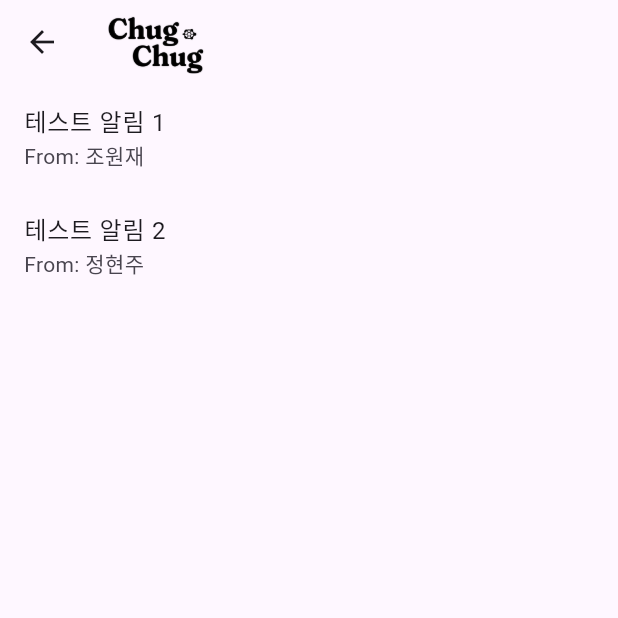
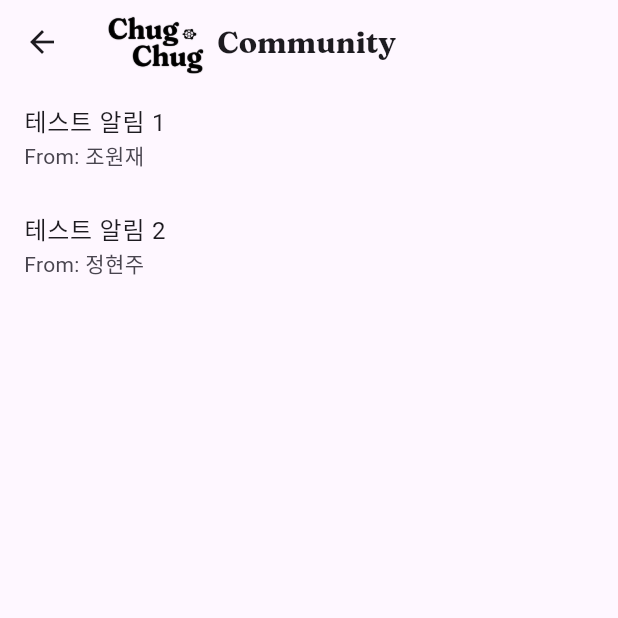
Before and after one commit to jhj04/ChugChug, a Flutter app: the CommunityPage screen opened directly, after a tap on the "notifications" icon, on a phone screen of 412 x 824 dp, the top half of it. Run offline on Flutter 3.47's test engine with Material 3 defaults, Android fonts, the light colour scheme and no system bars.

Commit message:
Added Font, Changed AppBar

```diff
--- a/lib/Community.dart
+++ b/lib/Community.dart
@@ -1,3 +1,5 @@
+import 'dart:ui';
+
 import 'package:chugchug/Community/CommunityNotifications.dart';
 import 'package:chugchug/Community/PostSearchPage.dart';
 import 'package:flutter/material.dart';
@@ -9,7 +11,24 @@ class CommunityPage extends StatelessWidget {
     return Scaffold(
       appBar: AppBar(
         centerTitle: false, // Left-align the title
-        title: Image.asset('assets/chugchug.png', fit: BoxFit.contain, height: 50,),
+        title: Row(
+          children: [
+            Image.asset(
+              'assets/chugchug.png',
+              fit: BoxFit.contain,
+              height: 50,
+            ),
+            SizedBox(width: 8), // Add spacing between image and text
+            Text(
+              'Community',
+              style: TextStyle(
+                fontSize: 20,
+                fontFamily: "Fraunces",
+                fontVariations: <FontVariation>[FontVariation('wght', 700.0)],
+              ),
+            ),
+          ],
+        ),
         actions: [
           IconButton(
             icon: Icon(Icons.search),
@@ -25,6 +44,18 @@ class CommunityPage extends StatelessWidget {
           ),
           IconButton(
             icon: Icon(Icons.notifications),
+            onPressed: () {
+              // Handle notification button press
+              Navigator.push(
+                context,
+                MaterialPageRoute(
+                  builder: (context) => CommunityNotificationsPage(),
+                ),
+              );
+            },
+          ),
+          IconButton(
+            icon: Icon(Icons.menu),
             onPressed: () {
               // Handle notification button press
               Navigator.push(
--- a/lib/Community/CommunityNotifications.dart
+++ b/lib/Community/CommunityNotifications.dart
@@ -1,3 +1,5 @@
+import 'dart:ui';
+
 import 'package:flutter/material.dart';
 
 class CommunityNotificationsPage extends StatelessWidget {
@@ -6,7 +8,24 @@ class CommunityNotificationsPage extends StatelessWidget {
     return Scaffold(
       appBar: AppBar(
         centerTitle: false, // Left-align the title
-        title: Image.asset('assets/chugchug.png', fit: BoxFit.contain, height: 50,),
+        title: Row(
+          children: [
+            Image.asset(
+              'assets/chugchug.png',
+              fit: BoxFit.contain,
+              height: 50,
+            ),
+            SizedBox(width: 8), // Add spacing between image and text
+            Text(
+              'Community',
+              style: TextStyle(
+                fontSize: 20,
+                fontFamily: "Fraunces",
+                fontVariations: <FontVariation>[FontVariation('wght', 700.0)],
+              ),
+            ),
+          ],
+        ),
       ),
       body: ListView(
         children: [
```
Also changed, not shown: lib/Community/PostDetailPage.dart (+20 -1 lines), lib/Community/PostSearchPage.dart (+20 -1 lines), pubspec.yaml (+7 -11 lines), assets/fonts/Fraunces-var-Italic.ttf (added), assets/fonts/Fraunces-var.ttf (added).
